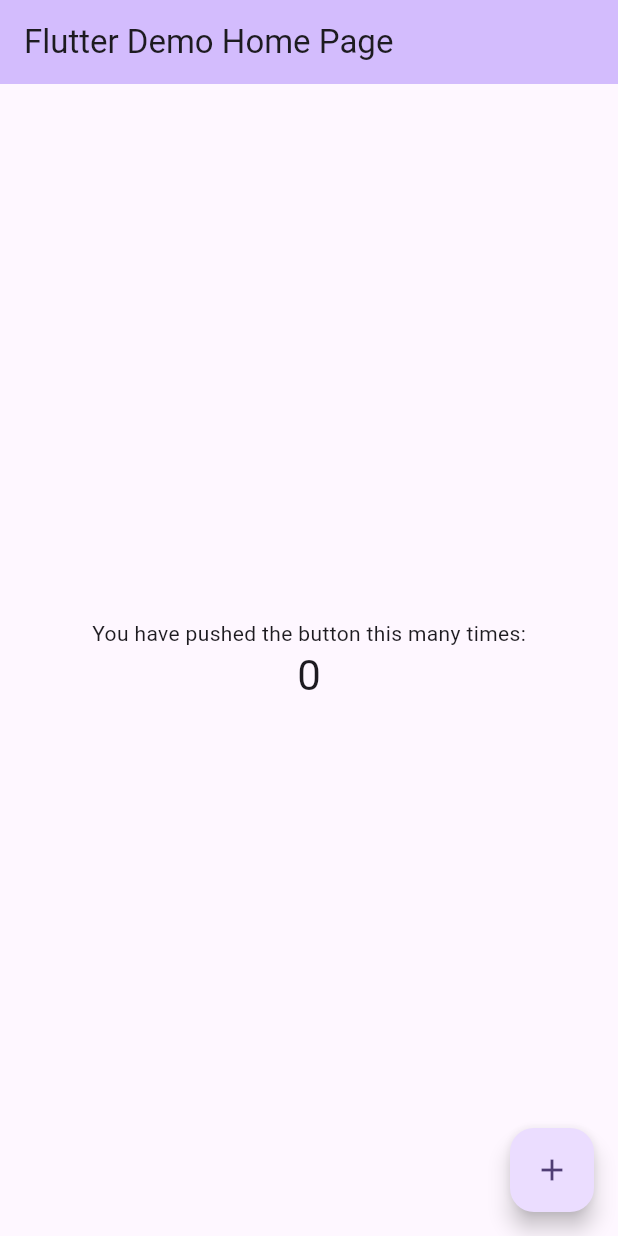
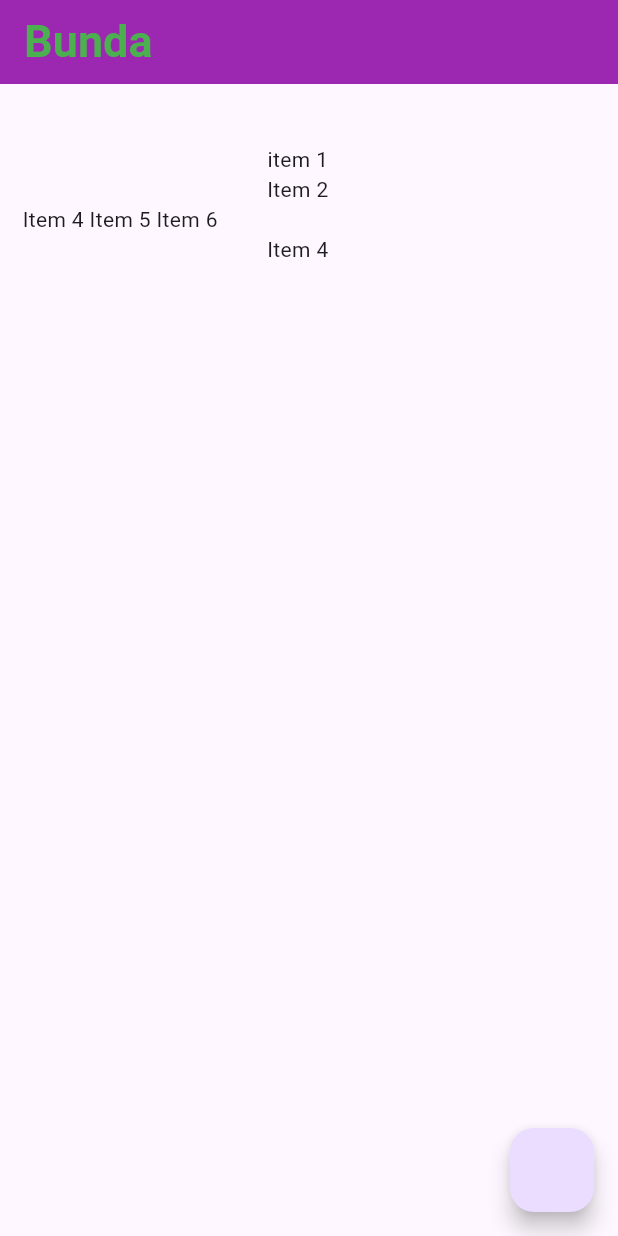
Before and after one commit to Marcosfsp/Flutter1, a Flutter app: the screen it shows after launch, on a phone screen of 412 x 824 dp. Run offline on Flutter 3.47's test engine with Material 3 defaults, Android fonts, the phone set to English and light mode, and no system bars.

Commit message:
commit 3

```diff
--- a/aula1/lib/main.dart
+++ b/aula1/lib/main.dart
@@ -1,125 +1,47 @@
 import 'package:flutter/material.dart';
 
 void main() {
-  runApp(const MyApp());
+  runApp(const Sextou());
 }
 
-class MyApp extends StatelessWidget {
-  const MyApp({super.key});
+class Sextou extends StatelessWidget {
+  const Sextou({super.key});
 
-  // This widget is the root of your application.
   @override
   Widget build(BuildContext context) {
     return MaterialApp(
-      title: 'Flutter Demo',
-      theme: ThemeData(
-        // This is the theme of your application.
-        //
-        // TRY THIS: Try running your application with "flutter run". You'll see
-        // the application has a purple toolbar. Then, without quitting the app,
-        // try changing the seedColor in the colorScheme below to Colors.green
-        // and then invoke "hot reload" (save your changes or press the "hot
-        // reload" button in a Flutter-supported IDE, or press "r" if you used
-        // the command line to start the app).
-        //
-        // Notice that the counter didn't reset back to zero; the application
-        // state is not lost during the reload. To reset the state, use hot
-        // restart instead.
-        //
-        // This works for code too, not just values: Most code changes can be
-        // tested with just a hot reload.
-        colorScheme: ColorScheme.fromSeed(seedColor: Colors.deepPurple),
-        useMaterial3: true,
+        title: 'Balada Segura',
+        home: Scaffold(
+          appBar: AppBar(
+            title: const Text(
+              "Bunda",
+              style: TextStyle(
+                fontSize: 30.0,
+                fontWeight: FontWeight.bold,
               ),
-      home: const MyHomePage(title: 'Flutter Demo Home Page'),
-    );
-  }
-}
-
-class MyHomePage extends StatefulWidget {
-  const MyHomePage({super.key, required this.title});
-
-  // This widget is the home page of your application. It is stateful, meaning
-  // that it has a State object (defined below) that contains fields that affect
-  // how it looks.
-
-  // This class is the configuration for the state. It holds the values (in this
-  // case the title) provided by the parent (in this case the App widget) and
-  // used by the build method of the State. Fields in a Widget subclass are
-  // always marked "final".
-
-  final String title;
-
-  @override
-  State<MyHomePage> createState() => _MyHomePageState();
-}
-
-class _MyHomePageState extends State<MyHomePage> {
-  int _counter = 0;
-
-  void _incrementCounter() {
-    setState(() {
-      // This call to setState tells the Flutter framework that something has
-      // changed in this State, which causes it to rerun the build method below
-      // so that the display can reflect the updated values. If we changed
-      // _counter without calling setState(), then the build method would not be
-      // called again, and so nothing would appear to happen.
-      _counter++;
-    });
-  }
-
-  @override
-  Widget build(BuildContext context) {
-    // This method is rerun every time setState is called, for instance as done
-    // by the _incrementCounter method above.
-    //
-    // The Flutter framework has been optimized to make rerunning build methods
-    // fast, so that you can just rebuild anything that needs updating rather
-    // than having to individually change instances of widgets.
-    return Scaffold(
-      appBar: AppBar(
-        // TRY THIS: Try changing the color here to a specific color (to
-        // Colors.amber, perhaps?) and trigger a hot reload to see the AppBar
-        // change color while the other colors stay the same.
-        backgroundColor: Theme.of(context).colorScheme.inversePrimary,
-        // Here we take the value from the MyHomePage object that was created by
-        // the App.build method, and use it to set our appbar title.
-        title: Text(widget.title),
             ),
-      body: Center(
-        // Center is a layout widget. It takes a single child and positions it
-        // in the middle of the parent.
-        child: Column(
-          // Column is also a layout widget. It takes a list of children and
-          // arranges them vertically. By default, it sizes itself to fit its
-          // children horizontally, and tries to be as tall as its parent.
-          //
-          // Column has various properties to control how it sizes itself and
-          // how it positions its children. Here we use mainAxisAlignment to
-          // center the children vertically; the main axis here is the vertical
-          // axis because Columns are vertical (the cross axis would be
-          // horizontal).
-          //
-          // TRY THIS: Invoke "debug painting" (choose the "Toggle Debug Paint"
-          // action in the IDE, or press "p" in the console), to see the
-          // wireframe for each widget.
-          mainAxisAlignment: MainAxisAlignment.center,
-          children: <Widget>[
-            const Text(
-              'You have pushed the button this many times:',
+            backgroundColor: Colors.purple,
+            foregroundColor: Colors.green,
           ),
-            Text(
-              '$_counter',
-              style: Theme.of(context).textTheme.headlineMedium,
+          body: Container(
+            margin: EdgeInsets.fromLTRB(5, 30, 20, 10),
+            padding: EdgeInsets.all(10),
+            child: const Column(
+              children: [
+                Text("item 1"),
+                Text("Item 2"),
+                Row(
+                  children: [
+                    Text("Item 4 "),
+                    Text("Item 5 "),
+                    Text("Item 6"),
+                  ],
                 ),
+                Text("Item 4")
               ],
             ),
           ),
-      floatingActionButton: FloatingActionButton(
-        onPressed: _incrementCounter,
-        tooltip: 'Increment',
-        child: const Icon(Icons.add),
-      ), // This trailing comma makes auto-formatting nicer for build methods.
-    );
+          floatingActionButton: FloatingActionButton(onPressed: null),
+        ));
   }
 }
```
Also changed, not shown: 12 other files. Lines whose indentation alone changed are shown as unchanged.
